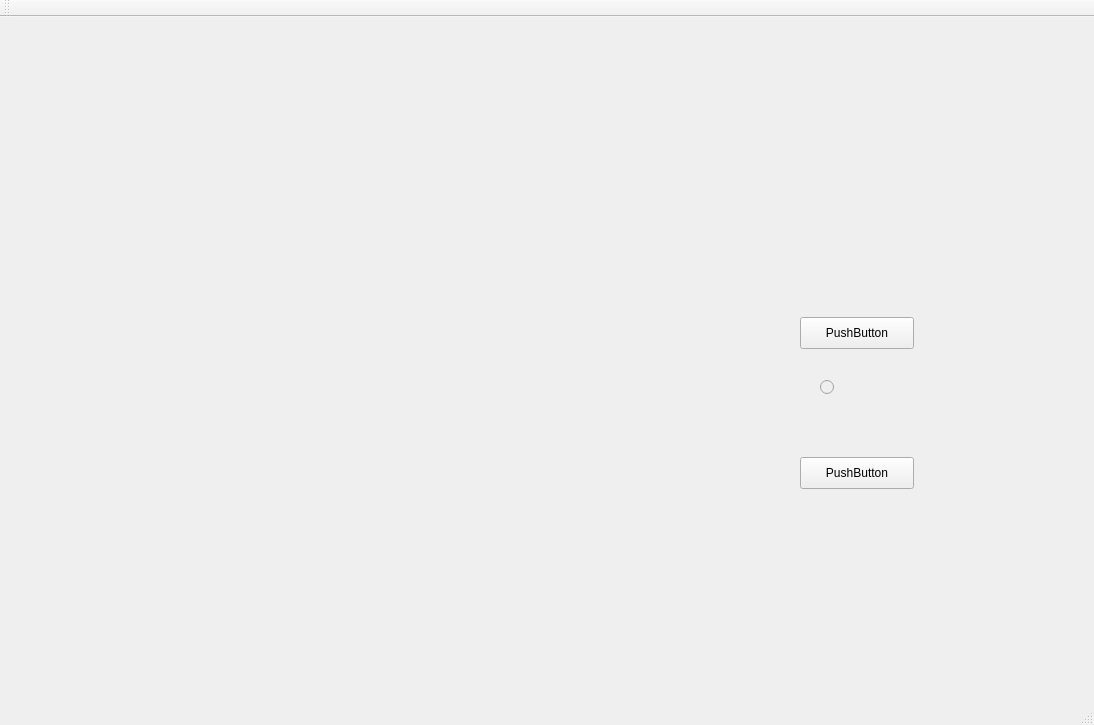
WolfJake/Sudoku, file Sudoku/Functional Version/sudoku.ui: the form before one commit.
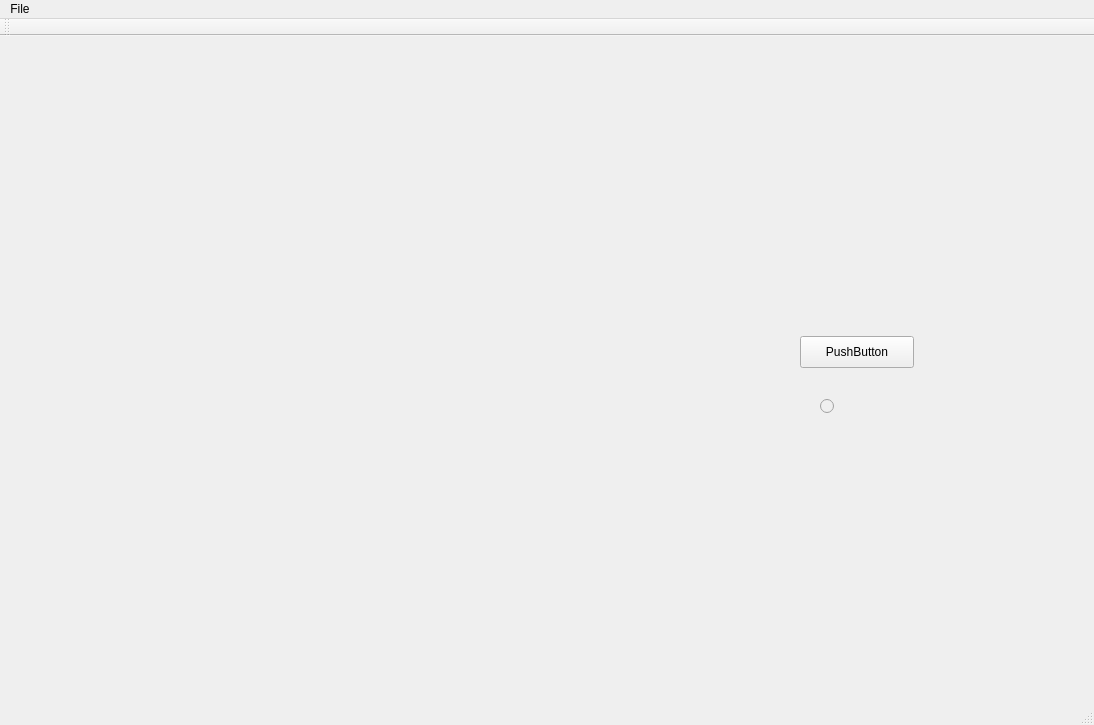
The form after the commit.

Diff of the .ui file:
```diff
--- a/Sudoku/Functional Version/sudoku.ui
+++ b/Sudoku/Functional Version/sudoku.ui
@@ -65,19 +65,6 @@
      <string/>
     </property>
    </widget>
-   <widget class="QPushButton" name="printButton">
-    <property name="geometry">
-     <rect>
-      <x>800</x>
-      <y>440</y>
-      <width>114</width>
-      <height>32</height>
-     </rect>
-    </property>
-    <property name="text">
-     <string>PushButton</string>
-    </property>
-   </widget>
   </widget>
   <widget class="QMenuBar" name="menuBar">
    <property name="geometry">
@@ -88,6 +75,16 @@
      <height>22</height>
     </rect>
    </property>
+   <widget class="QMenu" name="menuFile">
+    <property name="title">
+     <string>File</string>
+    </property>
+    <addaction name="actionNew"/>
+    <addaction name="actionOpen"/>
+    <addaction name="actionSave"/>
+    <addaction name="actionClose"/>
+   </widget>
+   <addaction name="menuFile"/>
   </widget>
   <widget class="QToolBar" name="mainToolBar">
    <attribute name="toolBarArea">
```
Left out of the diff: 32 changed lines with no effect on the pictures.
